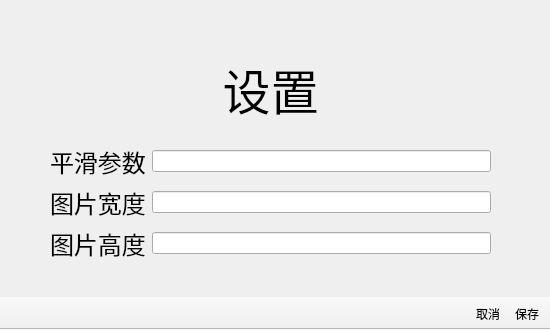
Qt form settingswindow.ui (JikanHou/brainWave_FF) before a commit.
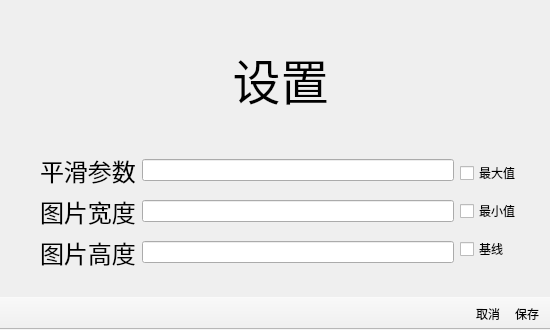
The same form after that commit. Icons and pictures are not drawn.

```diff
--- a/settingswindow.ui
+++ b/settingswindow.ui
@@ -33,13 +33,13 @@
    <widget class="QWidget" name="layoutWidget">
     <property name="geometry">
      <rect>
-      <x>50</x>
-      <y>40</y>
-      <width>441</width>
-      <height>221</height>
+      <x>40</x>
+      <y>10</y>
+      <width>481</width>
+      <height>260</height>
      </rect>
     </property>
-    <layout class="QVBoxLayout" name="verticalLayout" stretch="1,1,1,1">
+    <layout class="QVBoxLayout" name="verticalLayout_3">
      <item>
       <widget class="QLabel" name="label">
        <property name="font">
@@ -56,7 +56,11 @@
       </widget>
      </item>
      <item>
-      <layout class="QHBoxLayout" name="horizontalLayout">
+      <layout class="QHBoxLayout" name="horizontalLayout_7">
+       <item>
+        <layout class="QVBoxLayout" name="verticalLayout_2">
+         <item>
+          <layout class="QHBoxLayout" name="horizontalLayout_4">
        <item>
         <widget class="QLabel" name="label_2">
          <property name="font">
@@ -75,7 +79,7 @@
       </layout>
      </item>
      <item>
-      <layout class="QHBoxLayout" name="horizontalLayout_2">
+          <layout class="QHBoxLayout" name="horizontalLayout_5">
        <item>
         <widget class="QLabel" name="label_3">
          <property name="font">
@@ -94,7 +98,7 @@
       </layout>
      </item>
      <item>
-      <layout class="QHBoxLayout" name="horizontalLayout_3">
+          <layout class="QHBoxLayout" name="horizontalLayout_6">
        <item>
         <widget class="QLabel" name="label_4">
          <property name="font">
@@ -109,6 +113,47 @@
        </item>
        <item>
         <widget class="QLineEdit" name="editWindowHeight"/>
+           </item>
+          </layout>
+         </item>
+        </layout>
+       </item>
+       <item>
+        <layout class="QVBoxLayout" name="verticalLayout">
+         <item>
+          <layout class="QHBoxLayout" name="horizontalLayout">
+           <item>
+            <widget class="QCheckBox" name="topCheckBox">
+             <property name="text">
+              <string>最大值</string>
+             </property>
+            </widget>
+           </item>
+          </layout>
+         </item>
+         <item>
+          <layout class="QHBoxLayout" name="horizontalLayout_2">
+           <item>
+            <widget class="QCheckBox" name="bottomCheckBox">
+             <property name="text">
+              <string>最小值</string>
+             </property>
+            </widget>
+           </item>
+          </layout>
+         </item>
+         <item>
+          <layout class="QHBoxLayout" name="horizontalLayout_3">
+           <item>
+            <widget class="QCheckBox" name="baseCheckBox">
+             <property name="text">
+              <string>基线</string>
+             </property>
+            </widget>
+           </item>
+          </layout>
+         </item>
+        </layout>
        </item>
       </layout>
      </item>
```
Lines whose indentation alone changed are shown as unchanged.
